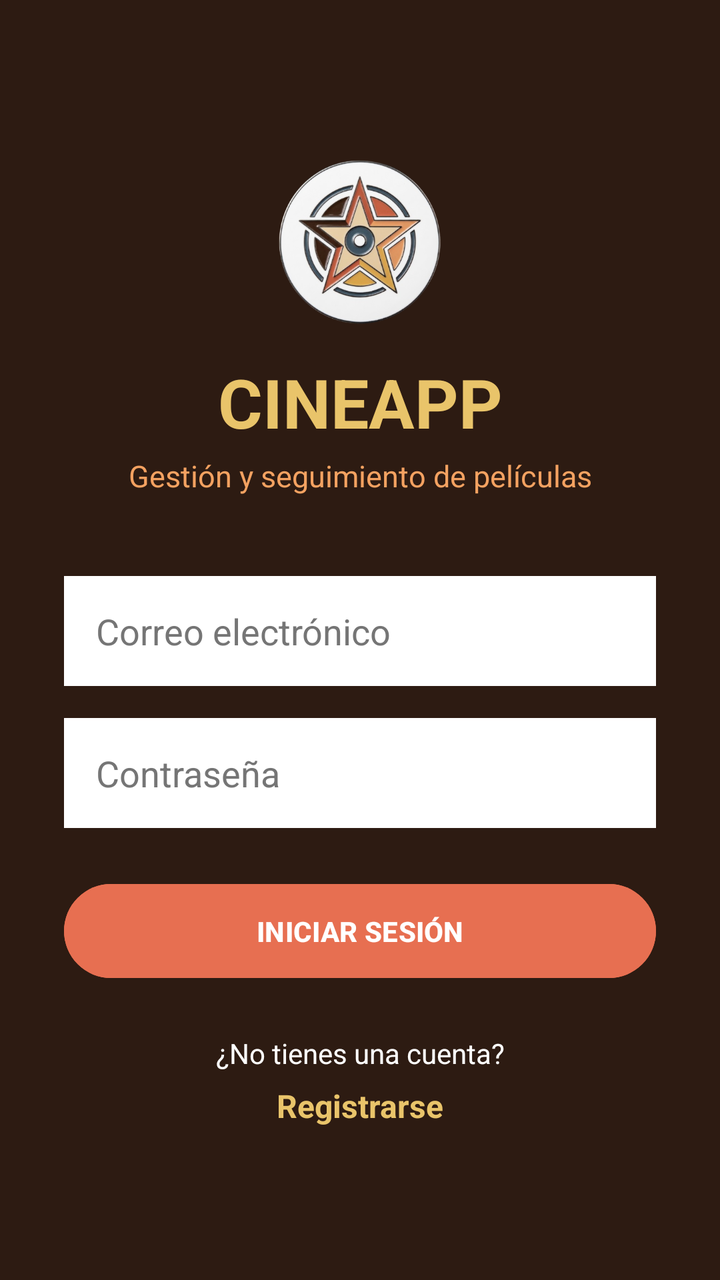
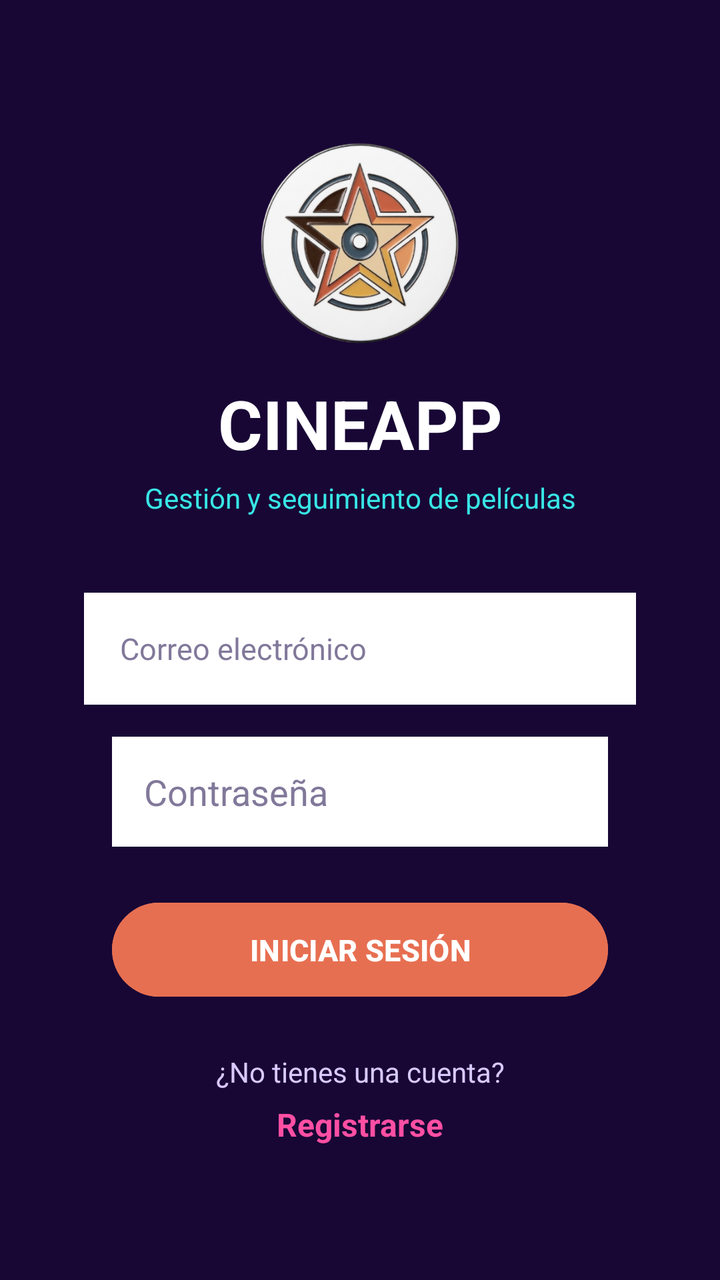

Screens rendered from an Android XML layout before and after an edit, with the pre-edit source and the edit as a unified diff.
<!-- AndroidManifest.xml: application theme Theme.CINEAPP -->
<!-- res/layout/activity_main.xml -->
<?xml version="1.0" encoding="utf-8"?>
<androidx.constraintlayout.widget.ConstraintLayout
    xmlns:android="http://schemas.android.com/apk/res/android"
    xmlns:app="http://schemas.android.com/apk/res-auto"
    xmlns:tools="http://schemas.android.com/tools"
    android:id="@+id/main"
    android:layout_width="match_parent"
    android:layout_height="match_parent"
    android:background="@color/cine_marron"
    tools:context=".ui.auth.MainActivity">

    <ImageView
        android:id="@+id/tvLogo"
        android:layout_width="90dp"
        android:layout_height="90dp"
        android:contentDescription="Logo de CineApp"
        android:scaleType="fitCenter"
        android:src="@drawable/logo_cineapp"
        app:layout_constraintBottom_toTopOf="@+id/tvTitulo"
        app:layout_constraintEnd_toEndOf="parent"
        app:layout_constraintStart_toStartOf="parent"
        app:layout_constraintTop_toTopOf="parent"
        app:layout_constraintVertical_chainStyle="packed" />

    <TextView
        android:id="@+id/tvTitulo"
        android:layout_width="wrap_content"
        android:layout_height="wrap_content"
        android:layout_marginTop="12dp"
        android:text="CINEAPP"
        android:textColor="@color/cine_amarillo"
        android:textSize="34sp"
        android:textStyle="bold"
        app:layout_constraintBottom_toTopOf="@+id/tvSubtitulo"
        app:layout_constraintEnd_toEndOf="parent"
        app:layout_constraintStart_toStartOf="parent"
        app:layout_constraintTop_toBottomOf="@+id/tvLogo" />

    <TextView
        android:id="@+id/tvSubtitulo"
        android:layout_width="wrap_content"
        android:layout_height="wrap_content"
        android:layout_marginTop="4dp"
        android:text="Gestión y seguimiento de películas"
        android:textColor="@color/cine_naranja"
        android:textSize="15sp"
        app:layout_constraintBottom_toTopOf="@+id/etCorreo"
        app:layout_constraintEnd_toEndOf="parent"
        app:layout_constraintStart_toStartOf="parent"
        app:layout_constraintTop_toBottomOf="@+id/tvTitulo" />

    <EditText
        android:id="@+id/etCorreo"
        android:layout_width="0dp"
        android:layout_height="55dp"
        android:layout_marginStart="32dp"
        android:layout_marginTop="40dp"
        android:layout_marginEnd="32dp"
        android:background="@android:color/white"
        android:hint="Correo electrónico"
        android:inputType="textEmailAddress"
        android:paddingStart="16dp"
        android:paddingEnd="16dp"
        android:textColor="@color/cine_marron"
        android:textColorHint="@color/cine_gris"
        app:layout_constraintBottom_toTopOf="@+id/etPassword"
        app:layout_constraintEnd_toEndOf="parent"
        app:layout_constraintStart_toStartOf="parent"
        app:layout_constraintTop_toBottomOf="@+id/tvSubtitulo" />

    <EditText
        android:id="@+id/etPassword"
        android:layout_width="0dp"
        android:layout_height="55dp"
        android:layout_marginStart="32dp"
        android:layout_marginTop="16dp"
        android:layout_marginEnd="32dp"
        android:background="@android:color/white"
        android:hint="Contraseña"
        android:inputType="textPassword"
        android:paddingStart="16dp"
        android:paddingEnd="16dp"
        android:textColor="@color/cine_marron"
        android:textColorHint="@color/cine_gris"
        app:layout_constraintBottom_toTopOf="@+id/btnLogin"
        app:layout_constraintEnd_toEndOf="parent"
        app:layout_constraintStart_toStartOf="parent"
        app:layout_constraintTop_toBottomOf="@+id/etCorreo" />

    <Button
        android:id="@+id/btnLogin"
        android:layout_width="0dp"
        android:layout_height="55dp"
        android:layout_marginStart="32dp"
        android:layout_marginTop="24dp"
        android:layout_marginEnd="32dp"
        android:backgroundTint="@color/cine_coral"
        android:text="INICIAR SESIÓN"
        android:textColor="@color/cine_blanco"
        android:textStyle="bold"
        app:layout_constraintBottom_toTopOf="@+id/tvNoCuenta"
        app:layout_constraintEnd_toEndOf="parent"
        app:layout_constraintStart_toStartOf="parent"
        app:layout_constraintTop_toBottomOf="@+id/etPassword" />

    <TextView
        android:id="@+id/tvNoCuenta"
        android:layout_width="wrap_content"
        android:layout_height="wrap_content"
        android:layout_marginTop="24dp"
        android:text="¿No tienes una cuenta?"
        android:textColor="@color/cine_blanco"
        android:textSize="14sp"
        app:layout_constraintBottom_toTopOf="@+id/tvRegistrarse"
        app:layout_constraintEnd_toEndOf="parent"
        app:layout_constraintStart_toStartOf="parent"
        app:layout_constraintTop_toBottomOf="@+id/btnLogin" />

    <TextView
        android:id="@+id/tvRegistrarse"
        android:layout_width="wrap_content"
        android:layout_height="wrap_content"
        android:layout_marginTop="6dp"
        android:text="Registrarse"
        android:textColor="@color/cine_amarillo"
        android:textSize="16sp"
        android:textStyle="bold"
        app:layout_constraintBottom_toBottomOf="parent"
        app:layout_constraintEnd_toEndOf="parent"
        app:layout_constraintStart_toStartOf="parent"
        app:layout_constraintTop_toBottomOf="@+id/tvNoCuenta" />

</androidx.constraintlayout.widget.ConstraintLayout>
<!-- resources referenced by this layout -->
<resources>
  <color name="cine_amarillo">#E9C46A</color>
  <color name="cine_blanco">#FFFFFF</color>
  <color name="cine_coral">#E76F51</color>
  <color name="cine_gris">#757575</color>
  <color name="cine_marron">#2D1B12</color>
  <color name="cine_naranja">#F4A261</color>
  <!-- drawable logo_cineapp: png bitmap (drawable, 177262 bytes) -->
  <style name="Theme.CINEAPP" parent="Base.Theme.CINEAPP" />
  <style name="Base.Theme.CINEAPP" parent="Theme.Material3.DayNight.NoActionBar">
          
          
      </style>
</resources>

<!-- the commit's change to res/layout/activity_main.xml (unified diff, before → after) -->
@@ -6,13 +6,14 @@
     android:id="@+id/main"
     android:layout_width="match_parent"
     android:layout_height="match_parent"
-    android:background="@color/cine_marron"
-    tools:context=".ui.auth.MainActivity">
+    android:background="#180735"
+    android:padding="24dp"
+    tools:context=".MainActivity">
 
     <ImageView
         android:id="@+id/tvLogo"
-        android:layout_width="90dp"
-        android:layout_height="90dp"
+        android:layout_width="110dp"
+        android:layout_height="110dp"
         android:contentDescription="Logo de CineApp"
         android:scaleType="fitCenter"
         android:src="@drawable/logo_cineapp"
@@ -28,7 +29,7 @@
         android:layout_height="wrap_content"
         android:layout_marginTop="12dp"
         android:text="CINEAPP"
-        android:textColor="@color/cine_amarillo"
+        android:textColor="#FFFFFF"
         android:textSize="34sp"
         android:textStyle="bold"
         app:layout_constraintBottom_toTopOf="@+id/tvSubtitulo"
@@ -40,10 +41,10 @@
         android:id="@+id/tvSubtitulo"
         android:layout_width="wrap_content"
         android:layout_height="wrap_content"
-        android:layout_marginTop="4dp"
+        android:layout_marginTop="5dp"
         android:text="Gestión y seguimiento de películas"
-        android:textColor="@color/cine_naranja"
-        android:textSize="15sp"
+        android:textColor="#38E6E6"
+        android:textSize="14sp"
         app:layout_constraintBottom_toTopOf="@+id/etCorreo"
         app:layout_constraintEnd_toEndOf="parent"
         app:layout_constraintStart_toStartOf="parent"
@@ -52,17 +53,18 @@
     <EditText
         android:id="@+id/etCorreo"
         android:layout_width="0dp"
-        android:layout_height="55dp"
-        android:layout_marginStart="32dp"
-        android:layout_marginTop="40dp"
-        android:layout_marginEnd="32dp"
+        android:layout_height="56dp"
+        android:layout_marginStart="18dp"
+        android:layout_marginTop="38dp"
+        android:layout_marginEnd="18dp"
         android:background="@android:color/white"
         android:hint="Correo electrónico"
         android:inputType="textEmailAddress"
-        android:paddingStart="16dp"
-        android:paddingEnd="16dp"
-        android:textColor="@color/cine_marron"
-        android:textColorHint="@color/cine_gris"
+        android:paddingStart="18dp"
+        android:paddingEnd="18dp"
+        android:textColor="#180735"
+        android:textColorHint="#81789A"
+        android:textSize="15sp"
         app:layout_constraintBottom_toTopOf="@+id/etPassword"
         app:layout_constraintEnd_toEndOf="parent"
         app:layout_constraintStart_toStartOf="parent"
@@ -80,8 +82,8 @@
         android:inputType="textPassword"
         android:paddingStart="16dp"
         android:paddingEnd="16dp"
-        android:textColor="@color/cine_marron"
-        android:textColorHint="@color/cine_gris"
+        android:textColor="#180735"
+        android:textColorHint="#81789A"
         app:layout_constraintBottom_toTopOf="@+id/btnLogin"
         app:layout_constraintEnd_toEndOf="parent"
         app:layout_constraintStart_toStartOf="parent"
@@ -96,7 +98,8 @@
         android:layout_marginEnd="32dp"
         android:backgroundTint="@color/cine_coral"
         android:text="INICIAR SESIÓN"
-        android:textColor="@color/cine_blanco"
+        android:textColor="#FFFFFF"
+        android:textSize="15sp"
         android:textStyle="bold"
         app:layout_constraintBottom_toTopOf="@+id/tvNoCuenta"
         app:layout_constraintEnd_toEndOf="parent"
@@ -109,7 +112,7 @@
         android:layout_height="wrap_content"
         android:layout_marginTop="24dp"
         android:text="¿No tienes una cuenta?"
-        android:textColor="@color/cine_blanco"
+        android:textColor="#D8C9FF"
         android:textSize="14sp"
         app:layout_constraintBottom_toTopOf="@+id/tvRegistrarse"
         app:layout_constraintEnd_toEndOf="parent"
@@ -122,7 +125,7 @@
         android:layout_height="wrap_content"
         android:layout_marginTop="6dp"
         android:text="Registrarse"
-        android:textColor="@color/cine_amarillo"
+        android:textColor="#FF4FA3"
         android:textSize="16sp"
         android:textStyle="bold"
         app:layout_constraintBottom_toBottomOf="parent"
<!-- resource entries referenced after the edit -->
@@ -1,11 +1,6 @@
 <!-- resources referenced by this layout -->
 <resources>
-  <color name="cine_amarillo">#E9C46A</color>
-  <color name="cine_blanco">#FFFFFF</color>
   <color name="cine_coral">#E76F51</color>
-  <color name="cine_gris">#757575</color>
-  <color name="cine_marron">#2D1B12</color>
-  <color name="cine_naranja">#F4A261</color>
   <!-- drawable logo_cineapp: png bitmap (drawable, 177262 bytes) -->
   <style name="Theme.CINEAPP" parent="Base.Theme.CINEAPP" />
   <style name="Base.Theme.CINEAPP" parent="Theme.Material3.DayNight.NoActionBar">
